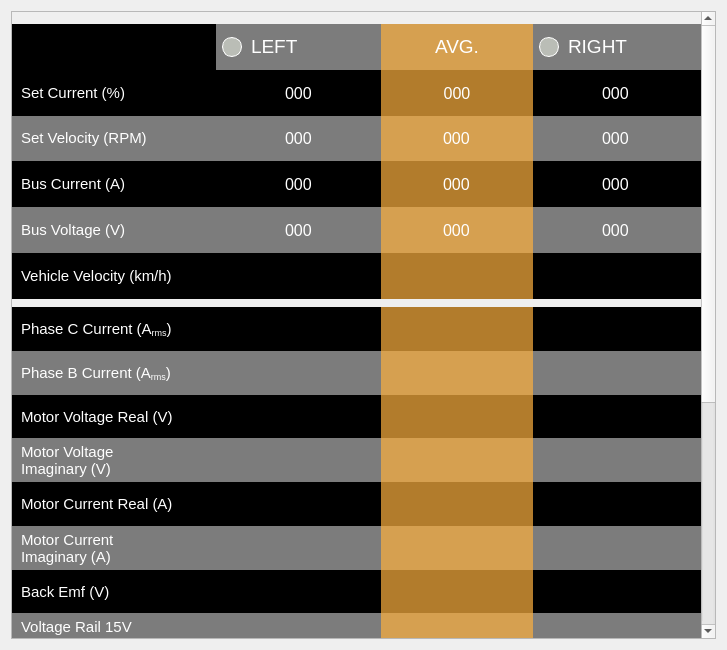
This is src/ViewLayer/DebugDisplay/MotorPage/MotorUi/MotorUi.ui in UCSolarCarTeam/Epsilon-Dashboard as Qt 5 draws it before an edit. The edited form follows.
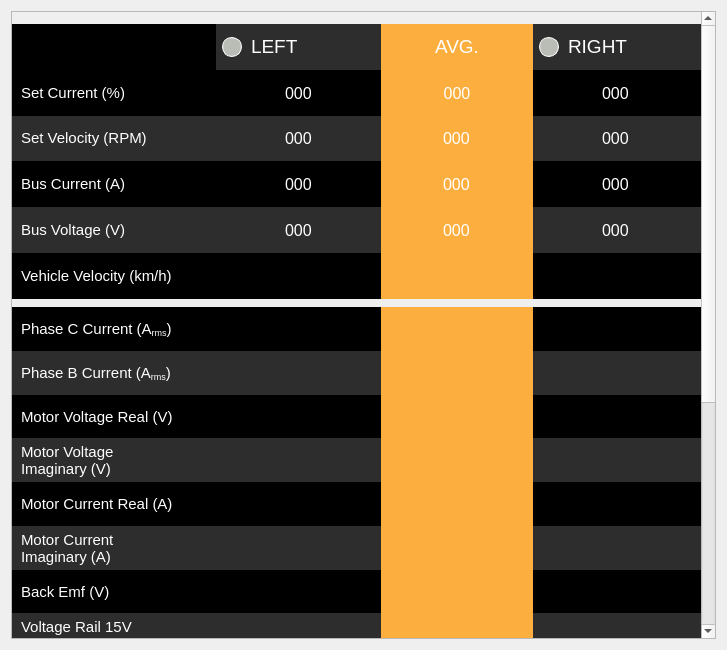
This is the edited form.

```diff
--- a/src/ViewLayer/DebugDisplay/MotorPage/MotorUi/MotorUi.ui
+++ b/src/ViewLayer/DebugDisplay/MotorPage/MotorUi/MotorUi.ui
@@ -191,7 +191,7 @@
              <item>
               <widget class="QWidget" name="widget" native="true">
                <property name="styleSheet">
-                <string notr="true">background-color: rgb(252, 175, 62,180);</string>
+                <string notr="true">background-color: rgb(252, 175, 62);</string>
                </property>
                <layout class="QVBoxLayout" name="verticalLayout_2">
                 <item>
@@ -294,7 +294,7 @@
              <item>
               <widget class="QWidget" name="widget_10" native="true">
                <property name="styleSheet">
-                <string notr="true">background-color: rgb(252, 175, 62,180);</string>
+                <string notr="true">background-color: rgb(252, 175, 62);</string>
                </property>
                <layout class="QVBoxLayout" name="verticalLayout_4">
                 <item alignment="Qt::AlignHCenter">
@@ -337,7 +337,7 @@
           <item row="2" column="0">
            <widget class="QWidget" name="widget_7" native="true">
             <property name="styleSheet">
-             <string notr="true">background-color: rgb(45, 45, 45,150);</string>
+             <string notr="true">background-color: rgb(45, 45, 45);</string>
             </property>
             <layout class="QHBoxLayout" name="horizontalLayout_2">
              <property name="topMargin">
@@ -394,7 +394,7 @@
              <item>
               <widget class="QWidget" name="widget_2" native="true">
                <property name="styleSheet">
-                <string notr="true">background-color: rgb(252, 175, 62,180);</string>
+                <string notr="true">background-color: rgb(252, 175, 62);</string>
                </property>
                <layout class="QVBoxLayout" name="verticalLayout_3">
                 <item alignment="Qt::AlignHCenter">
@@ -495,7 +495,7 @@
              <item>
               <widget class="QWidget" name="widget_15" native="true">
                <property name="styleSheet">
-                <string notr="true">background-color: rgb(252, 175, 62,180);</string>
+                <string notr="true">background-color: rgb(252, 175, 62);</string>
                </property>
                <layout class="QVBoxLayout" name="verticalLayout_5">
                 <item alignment="Qt::AlignHCenter">
@@ -538,7 +538,7 @@
           <item row="4" column="0">
            <widget class="QWidget" name="widget_8" native="true">
             <property name="styleSheet">
-             <string notr="true">background-color: rgb(45, 45, 45,150);</string>
+             <string notr="true">background-color: rgb(45, 45, 45);</string>
             </property>
             <layout class="QHBoxLayout" name="horizontalLayout_4">
              <property name="topMargin">
@@ -594,7 +594,7 @@
              <item>
               <widget class="QWidget" name="widget_13" native="true">
                <property name="styleSheet">
-                <string notr="true">background-color: rgb(252, 175, 62,180);</string>
+                <string notr="true">background-color: rgb(252, 175, 62);</string>
                </property>
                <layout class="QVBoxLayout" name="verticalLayout_6">
                 <item alignment="Qt::AlignHCenter">
@@ -650,7 +650,7 @@
              </size>
             </property>
             <property name="styleSheet">
-             <string notr="true">background-color: rgb(45, 45, 45,150);</string>
+             <string notr="true">background-color: rgb(45, 45, 45);</string>
             </property>
             <layout class="QGridLayout" name="gridLayout_2">
              <property name="leftMargin">
@@ -744,7 +744,7 @@
                 </size>
                </property>
                <property name="styleSheet">
-                <string notr="true">background-color: rgb(252, 175, 62,180);</string>
+                <string notr="true">background-color: rgb(252, 175, 62);</string>
                </property>
                <layout class="QVBoxLayout" name="verticalLayout">
                 <item>
@@ -915,7 +915,7 @@
              <item>
               <widget class="QWidget" name="widget_33" native="true">
                <property name="styleSheet">
-                <string notr="true">background-color: rgb(252, 175, 62,180);</string>
+                <string notr="true">background-color: rgb(252, 175, 62);</string>
                </property>
                <layout class="QVBoxLayout" name="verticalLayout_13">
                 <item alignment="Qt::AlignHCenter">
@@ -1384,7 +1384,7 @@
              <item>
               <widget class="QWidget" name="widget_31" native="true">
                <property name="styleSheet">
-                <string notr="true">background-color: rgb(252, 175, 62,180);</string>
+                <string notr="true">background-color: rgb(252, 175, 62);</string>
                </property>
                <layout class="QVBoxLayout" name="verticalLayout_11">
                 <item alignment="Qt::AlignHCenter">
@@ -1427,7 +1427,7 @@
           <item row="7" column="0">
            <widget class="QWidget" name="voltageRail15VSupplyWidget" native="true">
             <property name="styleSheet">
-             <string notr="true">background-color: rgb(45, 45, 45,150);</string>
+             <string notr="true">background-color: rgb(45, 45, 45);</string>
             </property>
             <layout class="QHBoxLayout" name="horizontalLayout_13">
              <property name="topMargin">
@@ -1484,7 +1484,7 @@
              <item>
               <widget class="QWidget" name="widget_34" native="true">
                <property name="styleSheet">
-                <string notr="true">background-color: rgb(252, 175, 62,180);</string>
+                <string notr="true">background-color: rgb(252, 175, 62);</string>
                </property>
                <layout class="QVBoxLayout" name="verticalLayout_14">
                 <item alignment="Qt::AlignHCenter">
@@ -1528,7 +1528,7 @@
           <item row="1" column="0">
            <widget class="QWidget" name="phaseBCurrentWidget" native="true">
             <property name="styleSheet">
-             <string notr="true">background-color: rgb(45, 45, 45,150);</string>
+             <string notr="true">background-color: rgb(45, 45, 45);</string>
             </property>
             <layout class="QHBoxLayout" name="horizontalLayout_7">
              <property name="topMargin">
@@ -1584,7 +1584,7 @@
              <item>
               <widget class="QWidget" name="widget_28" native="true">
                <property name="styleSheet">
-                <string notr="true">background-color: rgb(252, 175, 62,180);</string>
+                <string notr="true">background-color: rgb(252, 175, 62);</string>
                </property>
                <layout class="QVBoxLayout" name="verticalLayout_8">
                 <item alignment="Qt::AlignHCenter">
@@ -1985,7 +1985,7 @@
              <item>
               <widget class="QWidget" name="widget_29" native="true">
                <property name="styleSheet">
-                <string notr="true">background-color: rgb(252, 175, 62,180);</string>
+                <string notr="true">background-color: rgb(252, 175, 62);</string>
                </property>
                <layout class="QVBoxLayout" name="verticalLayout_9">
                 <item alignment="Qt::AlignHCenter">
@@ -2028,7 +2028,7 @@
           <item row="5" column="0">
            <widget class="QWidget" name="widget_14" native="true">
             <property name="styleSheet">
-             <string notr="true">background-color: rgb(45, 45, 45,150);</string>
+             <string notr="true">background-color: rgb(45, 45, 45);</string>
             </property>
             <layout class="QHBoxLayout" name="horizontalLayout_11">
              <property name="topMargin">
@@ -2097,7 +2097,7 @@
                 </size>
                </property>
                <property name="styleSheet">
-                <string notr="true">background-color: rgb(252, 175, 62,180);</string>
+                <string notr="true">background-color: rgb(252, 175, 62);</string>
                </property>
                <layout class="QVBoxLayout" name="verticalLayout_12">
                 <item alignment="Qt::AlignHCenter">
@@ -2195,7 +2195,7 @@
              <item>
               <widget class="QWidget" name="widget_27" native="true">
                <property name="styleSheet">
-                <string notr="true">background-color: rgb(252, 175, 62,180);</string>
+                <string notr="true">background-color: rgb(252, 175, 62);</string>
                </property>
                <layout class="QVBoxLayout" name="verticalLayout_7">
                 <item alignment="Qt::AlignHCenter">
@@ -2338,7 +2338,7 @@
              </font>
             </property>
             <property name="styleSheet">
-             <string notr="true">background-color: rgb(45, 45, 45,150);</string>
+             <string notr="true">background-color: rgb(45, 45, 45);</string>
             </property>
             <layout class="QHBoxLayout" name="horizontalLayout_9">
              <property name="leftMargin">
@@ -2410,7 +2410,7 @@
                 </size>
                </property>
                <property name="styleSheet">
-                <string notr="true">background-color: rgb(252, 175, 62,180);</string>
+                <string notr="true">background-color: rgb(252, 175, 62);</string>
                </property>
                <layout class="QVBoxLayout" name="verticalLayout_10">
                 <item alignment="Qt::AlignHCenter">
```
Left out of the diff: 24 changed lines with no effect on the pictures.
